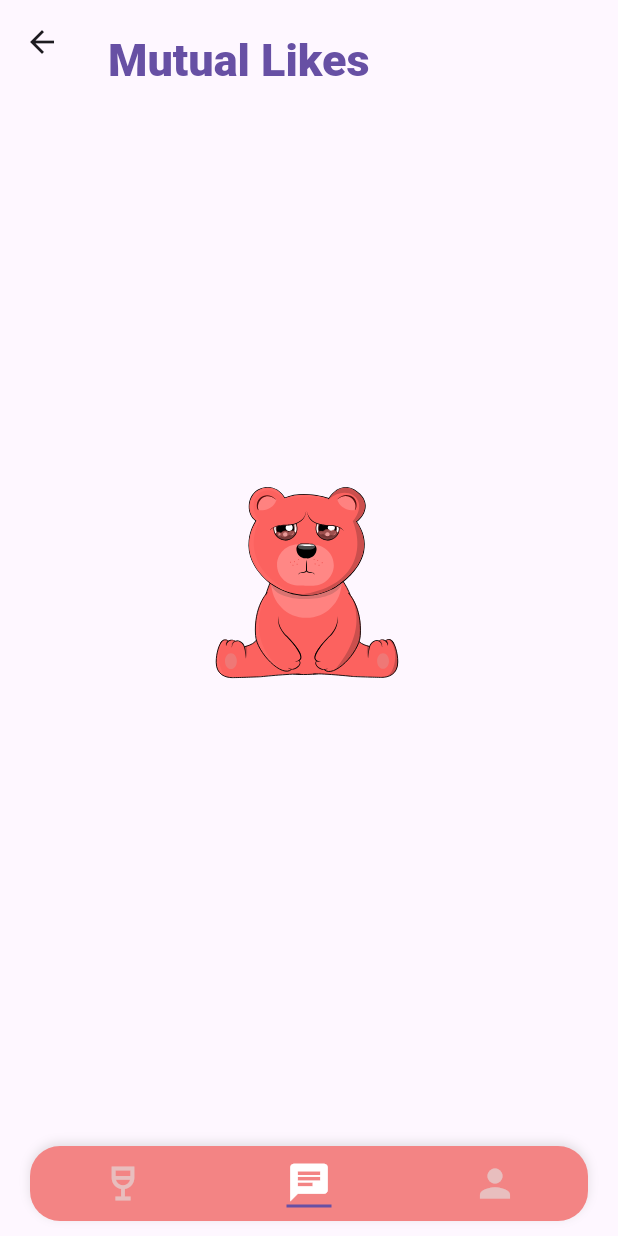
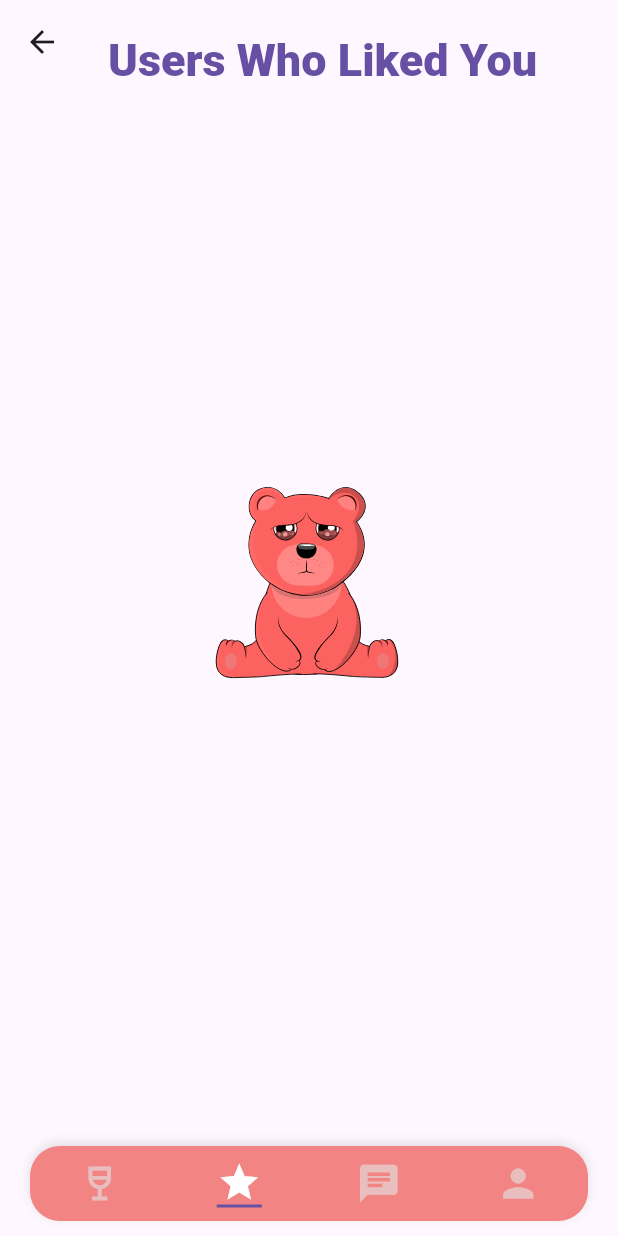
Before and after one commit to sjgod1427/dine_date, a Flutter app: the PersistentTabScreen screen opened directly, item 2 of the bottom bar chosen, on a phone screen of 412 x 824 dp. Run offline on Flutter 3.47's test engine with Material 3 defaults, Android fonts, the light colour scheme and no system bars; our stand-ins replace bloc, cloud_firestore, dotted_border, equatable, firebase_auth, firebase_core and 11 more; missing offline and left inert: razorpay_flutter; accounts and stored records are empty; Roboto replaces fonts that are missing (Cursive); statements that could not run were skipped.

Commit message:
liked screen added

```diff
--- a/lib/components/persisitent_nav.dart
+++ b/lib/components/persisitent_nav.dart
@@ -3,6 +3,7 @@ import 'package:dine_date/blocs/authentication_bloc/authentication_bloc.dart';
 import 'package:dine_date/blocs/setup_data_bloc/setup_data_bloc.dart';
 import 'package:dine_date/screens/auth/blocs/sign_in_bloc/sign_in_bloc_bloc.dart';
 import 'package:dine_date/screens/home/views/home_screen.dart';
+import 'package:dine_date/screens/home/views/likes.dart';
 import 'package:dine_date/screens/home/views/matches.dart';
 import 'package:dine_date/screens/profile/views/profile_screen.dart';
 import 'package:firebase_auth/firebase_auth.dart';
@@ -52,7 +53,7 @@ class _PersistentTabScreenState extends State<PersistentTabScreen> {
       ],
       child: HomeScreen(),
     ),
-
+    LikedByScreen(),
     Matches(), // Your Home Screen widget
     MultiBlocProvider(
       providers: [
@@ -137,8 +138,9 @@ class CustomBottomNavBar extends StatelessWidget {
         mainAxisAlignment: MainAxisAlignment.spaceAround, // Aligns icons evenly
         children: [
           _buildNavItem(Icons.wine_bar_outlined, 0, context),
-          _buildNavItem(Icons.chat, 1, context),
-          _buildNavItem(Icons.person, 2, context)
+          _buildNavItem(Icons.star, 1, context),
+          _buildNavItem(Icons.chat, 2, context),
+          _buildNavItem(Icons.person, 3, context)
         ],
       ),
     );
--- /dev/null
+++ b/lib/screens/home/views/likes.dart
@@ -0,0 +1,185 @@
+import 'package:flutter/material.dart';
+import 'package:cloud_firestore/cloud_firestore.dart';
+import 'package:firebase_auth/firebase_auth.dart';
+import 'package:lottie/lottie.dart';
+import 'package:dine_date/components/payment_gateway.dart';
+import 'package:user_repository/src/models/user.dart';
+
+class LikedByScreen extends StatefulWidget {
+  const LikedByScreen({super.key});
+
+  @override
+  State<LikedByScreen> createState() => _LikedByScreenState();
+}
+
+class _LikedByScreenState extends State<LikedByScreen> {
+  final FirebaseAuth _auth = FirebaseAuth.instance;
+  final FirebaseFirestore _firestore = FirebaseFirestore.instance;
+  List<MyUser> users = [];
+  List<MyUser> likedByUsers = [];
+
+  @override
+  void initState() {
+    super.initState();
+    fetchUsersWhoLiked();
+  }
+
+  Future<void> fetchUsersWhoLiked() async {
+    final currentUser = _auth.currentUser;
+    DocumentSnapshot userDoc =
+        await _firestore.collection("users").doc(currentUser?.uid).get();
+    if (currentUser == null) {
+      print("No current user logged in");
+      return;
+    }
+
+    try {
+      // Fetch all users from Firestore
+      final QuerySnapshot snapshot = await _firestore.collection('users').get();
+      List<MyUser> fetchedUsers = snapshot.docs.map((doc) {
+        return MyUser.fromFirestore(doc);
+      }).toList();
+
+      // Filter users who liked the current user but are not liked back
+      List<MyUser> filteredUsers = fetchedUsers.where((user) {
+        if (user.userId == currentUser.uid) return false;
+        return user.likedBy.contains(currentUser.uid) &&
+            !userDoc["likedBy"].contains(user.userId);
+      }).toList();
+
+      setState(() {
+        users = fetchedUsers;
+        likedByUsers = filteredUsers;
+      });
+    } catch (e) {
+      print("Error fetching users: $e");
+    }
+  }
+
+  @override
+  Widget build(BuildContext context) {
+    return Scaffold(
+      appBar: AppBar(
+        title: Padding(
+          padding: const EdgeInsets.fromLTRB(0, 25, 0, 0),
+          child: Text(
+            'Users Who Liked You',
+            style: TextStyle(
+              fontFamily: 'Cursive',
+              color: Theme.of(context).colorScheme.primary,
+              fontWeight: FontWeight.w900,
+              fontSize: 30,
+            ),
+          ),
+        ),
+      ),
+      body: likedByUsers.isEmpty
+          ? Padding(
+              padding: const EdgeInsets.only(bottom: 100),
+              child: Center(
+                child: Container(
+                  height: 150,
+                  width: 150,
+                  child: Column(
+                    mainAxisAlignment: MainAxisAlignment.start,
+                    children: [
+                      Lottie.asset('assets/animations/no_matches.json'),
+                    ],
+                  ),
+                ),
+              ),
+            )
+          : Padding(
+              padding: const EdgeInsets.all(8.0),
+              child: GridView.builder(
+                physics: AlwaysScrollableScrollPhysics(),
+                shrinkWrap: true,
+                gridDelegate: const SliverGridDelegateWithFixedCrossAxisCount(
+                  crossAxisCount: 2,
+                  childAspectRatio: 0.75,
+                  crossAxisSpacing: 10.0,
+                  mainAxisSpacing: 10.0,
+                ),
+                itemCount: likedByUsers.length,
+                itemBuilder: (context, index) {
+                  final user = likedByUsers[index];
+                  return GestureDetector(
+                    onTap: () {
+                      Navigator.push(
+                        context,
+                        MaterialPageRoute(
+                          builder: (context) =>
+                              PaymentPage(tier: 2, onPaymentSuccess: () {}),
+                        ),
+                      );
+                    },
+                    child: Stack(
+                      alignment: Alignment.center,
+                      children: [
+                        Card(
+                          elevation: 4,
+                          shape: RoundedRectangleBorder(
+                            borderRadius: BorderRadius.circular(15),
+                          ),
+                          child: Column(
+                            children: [
+                              // User's profile picture
+                              Padding(
+                                padding: const EdgeInsets.all(8.0),
+                                child: CircleAvatar(
+                                  radius: 40,
+                                  backgroundImage: user.pictures.isNotEmpty
+                                      ? NetworkImage(user.pictures.first)
+                                      : const AssetImage(
+                                              "assets/images/default_avatar.png")
+                                          as ImageProvider,
+                                ),
+                              ),
+                              // User's name
+                              Padding(
+                                padding:
+                                    const EdgeInsets.symmetric(horizontal: 8.0),
+                                child: Text(
+                                  user.name,
+                                  style: const TextStyle(
+                                    fontWeight: FontWeight.bold,
+                                    fontSize: 16,
+                                  ),
+                                ),
+                              ),
+                              // User's age
+                              Padding(
+                                padding:
+                                    const EdgeInsets.symmetric(horizontal: 8.0),
+                                child: Text("Age: ${user.age}"),
+                              ),
+                              const Spacer(),
+                            ],
+                          ),
+                        ),
+                        // Back filter effect
+                        Container(
+                          decoration: BoxDecoration(
+                            color: Colors.black.withOpacity(0.5),
+                            borderRadius: BorderRadius.circular(15),
+                          ),
+                          child: const Center(
+                            child: Text(
+                              'Liked You',
+                              style: TextStyle(
+                                color: Colors.white,
+                                fontWeight: FontWeight.bold,
+                                fontSize: 20,
+                              ),
+                            ),
+                          ),
+                        ),
+                      ],
+                    ),
+                  );
+                },
+              ),
+            ),
+    );
+  }
+}
--- a/lib/screens/home/views/matches.dart
+++ b/lib/screens/home/views/matches.dart
@@ -329,7 +329,6 @@ class _MutualLikesScreenState extends State<Matches> {
                             );
                           },
                         ),
-                        // Chat button
                       ],
                     ),
                   ),
```
